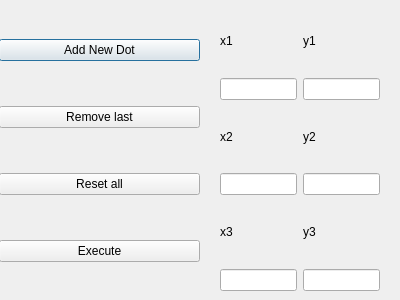
Qt form BezierCurve/controller.ui (fauzanazz/Tucil2_13522130_13522153) before a commit.
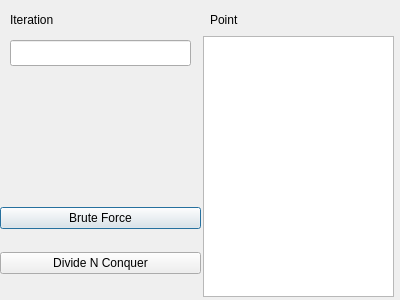
The same form after that commit.

```diff
--- a/BezierCurve/controller.ui
+++ b/BezierCurve/controller.ui
@@ -16,138 +16,74 @@
   <widget class="QWidget" name="verticalLayoutWidget">
    <property name="geometry">
     <rect>
-     <x>-1</x>
-     <y>0</y>
+     <x>0</x>
+     <y>190</y>
      <width>201</width>
-     <height>301</height>
+     <height>101</height>
     </rect>
    </property>
    <layout class="QVBoxLayout" name="verticalLayout">
-    <item>
-     <widget class="QPushButton" name="pushButton_2">
-      <property name="text">
-       <string>Add New Dot</string>
-      </property>
-     </widget>
-    </item>
-    <item>
-     <widget class="QPushButton" name="pushButton_3">
-      <property name="text">
-       <string>Remove last</string>
-      </property>
-     </widget>
-    </item>
     <item>
      <widget class="QPushButton" name="pushButton">
       <property name="text">
-       <string>Reset all</string>
+       <string>Brute Force</string>
       </property>
      </widget>
     </item>
     <item>
      <widget class="QPushButton" name="pushButton_4">
       <property name="text">
-       <string>Execute</string>
+       <string>Divide N Conquer</string>
       </property>
      </widget>
     </item>
    </layout>
   </widget>
-  <widget class="QWidget" name="gridLayoutWidget">
+  <widget class="QTextEdit" name="textEdit">
    <property name="geometry">
     <rect>
-     <x>220</x>
+     <x>203</x>
+     <y>36</y>
+     <width>191</width>
+     <height>261</height>
+    </rect>
+   </property>
+  </widget>
+  <widget class="QLineEdit" name="lineEdit">
+   <property name="geometry">
+    <rect>
+     <x>10</x>
+     <y>40</y>
+     <width>181</width>
+     <height>26</height>
+    </rect>
+   </property>
+  </widget>
+  <widget class="QLabel" name="label">
+   <property name="geometry">
+    <rect>
+     <x>10</x>
      <y>10</y>
-     <width>160</width>
-     <height>281</height>
+     <width>63</width>
+     <height>20</height>
     </rect>
    </property>
-   <layout class="QGridLayout" name="gridLayout">
-    <item row="0" column="0">
-     <layout class="QVBoxLayout" name="verticalLayout_2">
-      <item>
-       <widget class="QLabel" name="label">
-        <property name="text">
-         <string>x1</string>
-        </property>
-       </widget>
-      </item>
-      <item>
-       <widget class="QLineEdit" name="x1"/>
-      </item>
-     </layout>
-    </item>
-    <item row="2" column="0">
-     <layout class="QVBoxLayout" name="verticalLayout_4">
-      <item>
-       <widget class="QLabel" name="label_3">
-        <property name="text">
-         <string>x2</string>
-        </property>
-       </widget>
-      </item>
-      <item>
-       <widget class="QLineEdit" name="x2"/>
-      </item>
-     </layout>
-    </item>
-    <item row="0" column="1">
-     <layout class="QVBoxLayout" name="verticalLayout_3">
-      <item>
-       <widget class="QLabel" name="label_2">
-        <property name="text">
-         <string>y1</string>
-        </property>
-       </widget>
-      </item>
-      <item>
-       <widget class="QLineEdit" name="y1"/>
-      </item>
-     </layout>
-    </item>
-    <item row="2" column="1">
-     <layout class="QVBoxLayout" name="verticalLayout_5">
-      <item>
-       <widget class="QLabel" name="label_4">
-        <property name="text">
-         <string>y2</string>
-        </property>
-       </widget>
-      </item>
-      <item>
-       <widget class="QLineEdit" name="y2"/>
-      </item>
-     </layout>
-    </item>
-    <item row="5" column="0">
-     <layout class="QVBoxLayout" name="verticalLayout_6">
-      <item>
-       <widget class="QLabel" name="label_5">
-        <property name="text">
-         <string>x3</string>
-        </property>
-       </widget>
-      </item>
-      <item>
-       <widget class="QLineEdit" name="x3"/>
-      </item>
-     </layout>
-    </item>
-    <item row="5" column="1">
-     <layout class="QVBoxLayout" name="verticalLayout_7">
-      <item>
-       <widget class="QLabel" name="label_6">
-        <property name="text">
-         <string>y3</string>
-        </property>
-       </widget>
-      </item>
-      <item>
-       <widget class="QLineEdit" name="y3"/>
-      </item>
-     </layout>
-    </item>
-   </layout>
+   <property name="text">
+    <string>Iteration</string>
+   </property>
+  </widget>
+  <widget class="QLabel" name="label_2">
+   <property name="geometry">
+    <rect>
+     <x>210</x>
+     <y>10</y>
+     <width>63</width>
+     <height>20</height>
+    </rect>
+   </property>
+   <property name="text">
+    <string>Point</string>
+   </property>
   </widget>
  </widget>
  <resources/>
```
